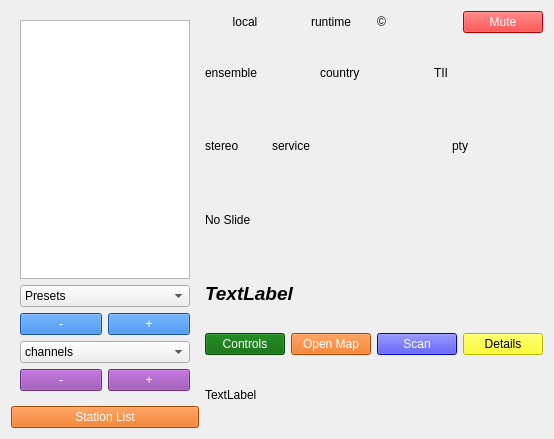
The window that forms/dabradio.ui (tomneda/DABstar) describes before a commit, drawn with Qt 5.
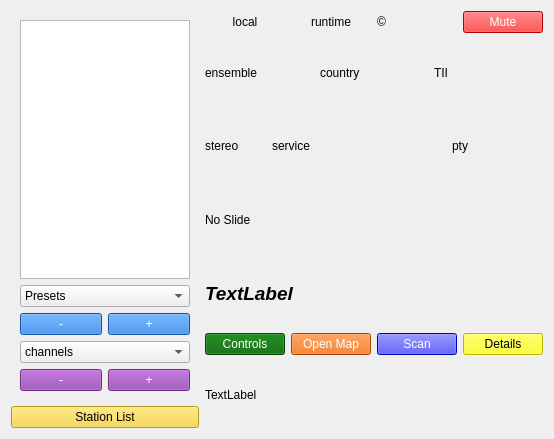
The same window after the commit. Custom widgets are drawn as their Qt base class.

The edit to the form file:
```diff
--- a/forms/dabradio.ui
+++ b/forms/dabradio.ui
@@ -155,8 +155,7 @@
         <string>&lt;html&gt;&lt;head/&gt;&lt;body&gt;&lt;p&gt;The (name:channel) of each service found is stored in the history list. Selecting a service from this list is possible (but only makes sense if the (name:channel) is in reach of the decoder).&lt;/p&gt;&lt;p&gt;Clearing the list is by touching the right hand mouse click&lt;/p&gt;&lt;/body&gt;&lt;/html&gt;</string>
        </property>
        <property name="styleSheet">
-        <string notr="true">background-color: rgb(230, 97, 0);
-color: rgb(255, 255, 255);</string>
+        <string notr="true">background-color: rgb(246, 211, 45); color: black;</string>
        </property>
        <property name="text">
         <string>Station List</string>
```
